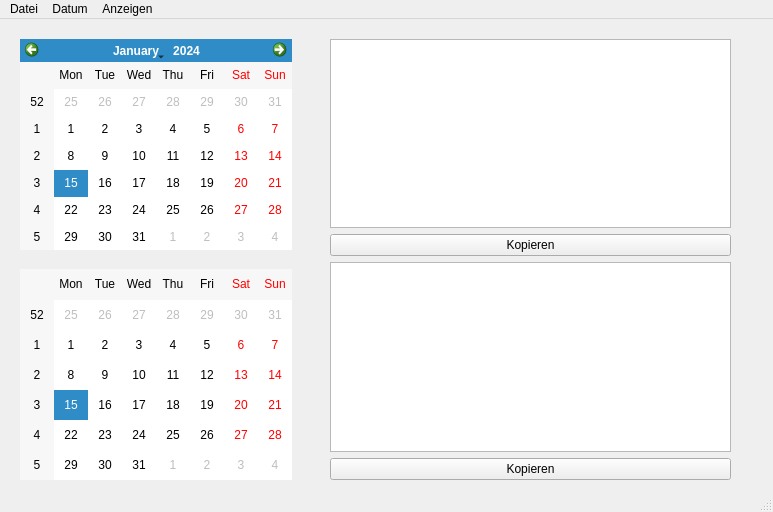
This is mainwindow.ui in Durus-R/LosungenQt as Qt 5 draws it before an edit. The edited form follows.
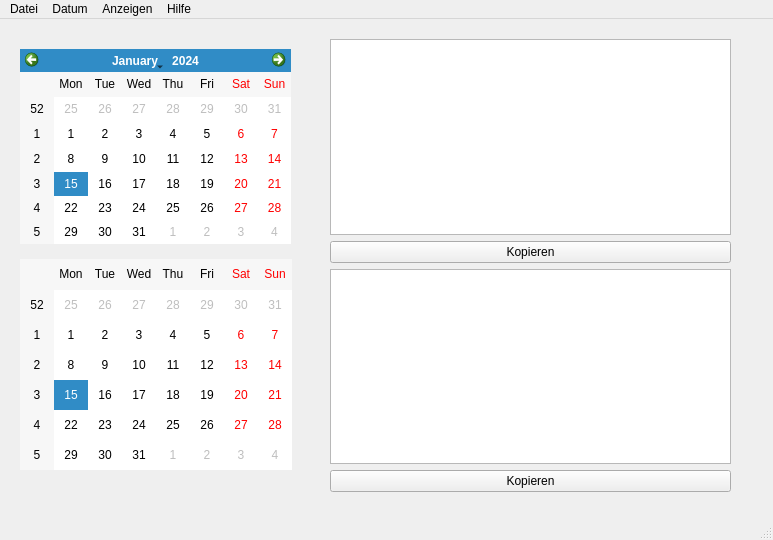
This is the edited form.

What changed in the file:
```diff
--- a/mainwindow.ui
+++ b/mainwindow.ui
@@ -7,30 +7,20 @@
     <x>0</x>
     <y>0</y>
     <width>773</width>
-    <height>512</height>
+    <height>540</height>
    </rect>
   </property>
   <property name="windowTitle">
    <string>LosungenQt</string>
   </property>
   <widget class="QWidget" name="centralwidget">
-   <widget class="QCalendarWidget" name="calThisMonth">
-    <property name="geometry">
-     <rect>
-      <x>20</x>
-      <y>20</y>
-      <width>272</width>
-      <height>211</height>
-     </rect>
-    </property>
-   </widget>
    <widget class="QWidget" name="verticalLayoutWidget">
     <property name="geometry">
      <rect>
       <x>330</x>
       <y>20</y>
       <width>401</width>
-      <height>441</height>
+      <height>453</height>
      </rect>
     </property>
     <layout class="QVBoxLayout" name="verticalLayout">
@@ -60,7 +50,7 @@
     <property name="geometry">
      <rect>
       <x>20</x>
-      <y>250</y>
+      <y>240</y>
       <width>272</width>
       <height>211</height>
      </rect>
@@ -72,6 +62,16 @@
      <bool>false</bool>
     </property>
    </widget>
+   <widget class="QCalendarWidget" name="calThisMonth">
+    <property name="geometry">
+     <rect>
+      <x>20</x>
+      <y>30</y>
+      <width>271</width>
+      <height>195</height>
+     </rect>
+    </property>
+   </widget>
   </widget>
   <widget class="QMenuBar" name="menubar">
    <property name="geometry">
@@ -102,9 +102,17 @@
     <addaction name="actionVers"/>
     <addaction name="actionText"/>
    </widget>
+   <widget class="QMenu" name="menuHilfe">
+    <property name="title">
+     <string>Hilfe</string>
+    </property>
+    <addaction name="actionNutzungsbedingungen"/>
+    <addaction name="actionInfo"/>
+   </widget>
    <addaction name="menuDatei"/>
    <addaction name="menuDatum"/>
    <addaction name="menuAnzeigen"/>
+   <addaction name="menuHilfe"/>
   </widget>
   <widget class="QStatusBar" name="statusbar"/>
   <action name="actionBeenden">
```
Left out of the diff: 10 changed lines with no effect on the pictures.
